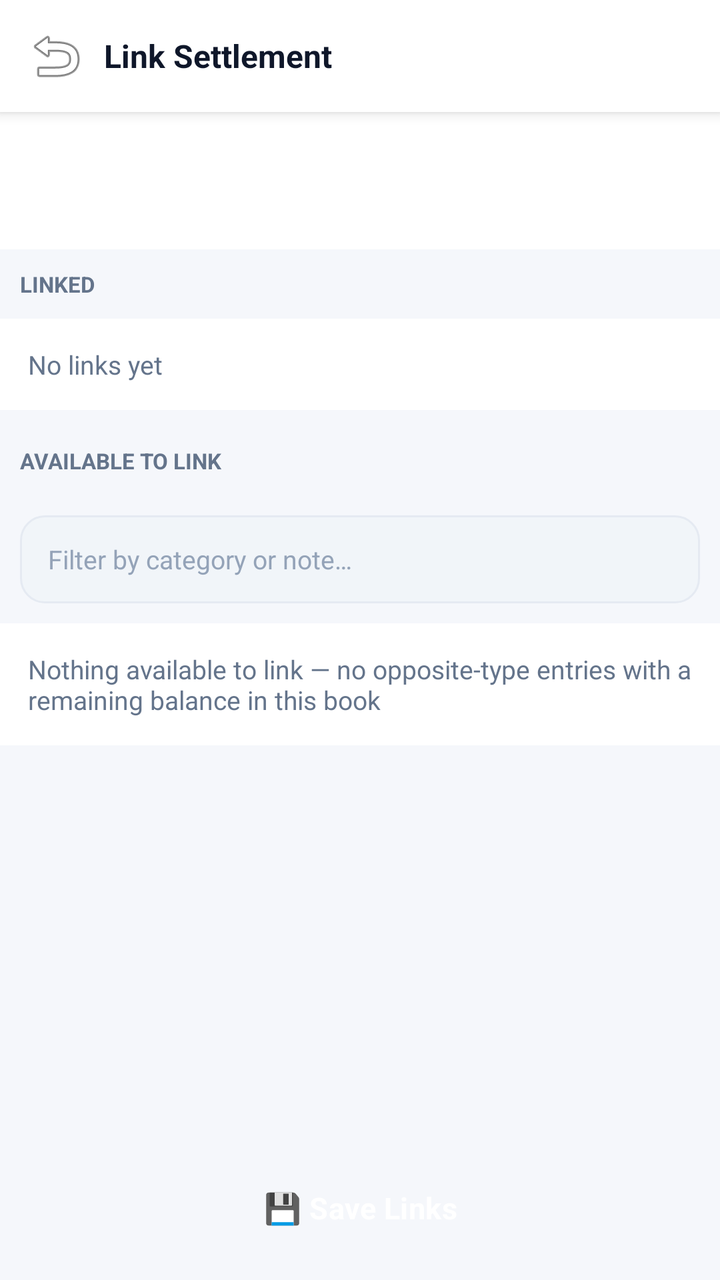
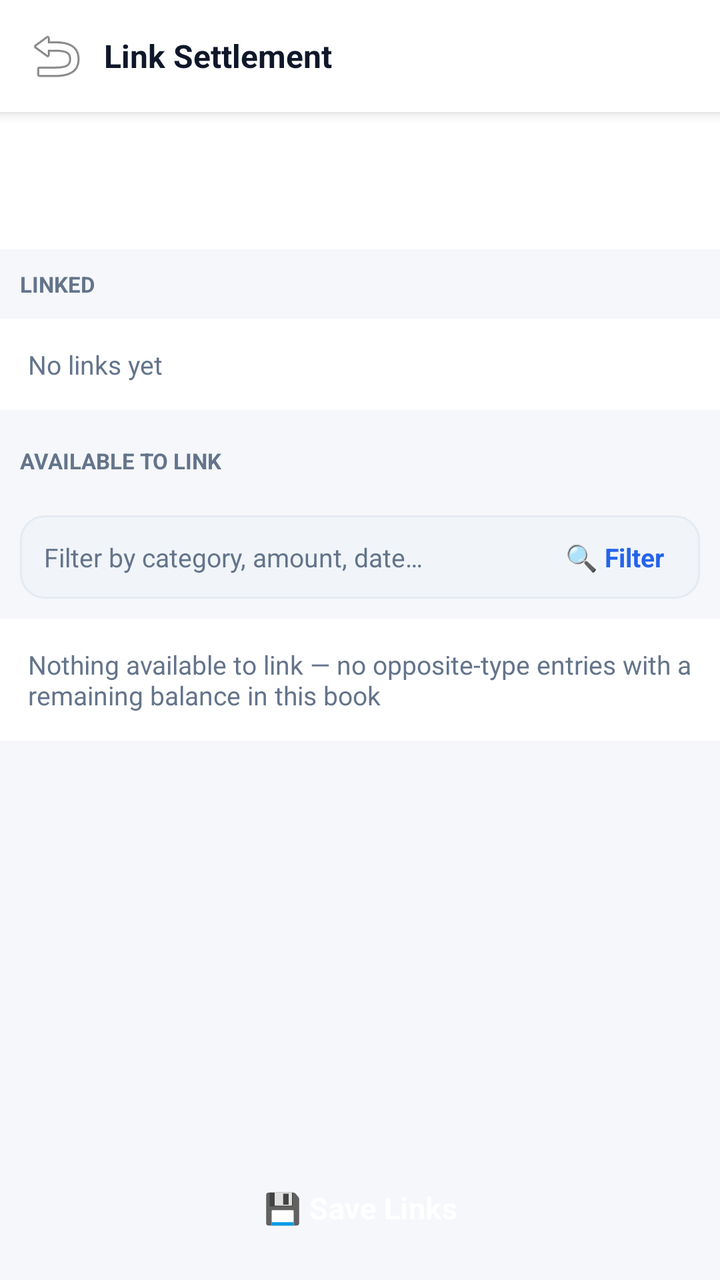

The first picture is an Android layout as it rendered before a commit; the second is the same layout after the commit. The layout source and the unified diff follow.
<!-- AndroidManifest.xml: application theme Theme.ExpenseOS -->
<!-- res/layout/activity_settlement_link.xml -->
<?xml version="1.0" encoding="utf-8"?>
<LinearLayout xmlns:android="http://schemas.android.com/apk/res/android"
    android:layout_width="match_parent"
    android:layout_height="match_parent"
    android:background="@color/bg"
    android:orientation="vertical">

    <LinearLayout
        android:layout_width="match_parent"
        android:layout_height="56dp"
        android:background="@color/nav_bg"
        android:elevation="4dp"
        android:gravity="center_vertical"
        android:orientation="horizontal"
        android:paddingHorizontal="8dp">

        <ImageButton
            android:id="@+id/btnSettleBack"
            android:layout_width="40dp"
            android:layout_height="40dp"
            android:background="?attr/selectableItemBackgroundBorderless"
            android:contentDescription="Back"
            android:src="@android:drawable/ic_menu_revert" />

        <TextView
            android:layout_width="0dp"
            android:layout_height="wrap_content"
            android:layout_weight="1"
            android:paddingStart="4dp"
            android:text="Link Settlement"
            android:textColor="@color/text"
            android:textSize="16sp"
            android:textStyle="bold" />
    </LinearLayout>

    
    <LinearLayout
        android:layout_width="match_parent"
        android:layout_height="wrap_content"
        android:background="@color/bg_card"
        android:orientation="vertical"
        android:padding="14dp">

        <TextView
            android:id="@+id/tvSettleSourceSummary"
            android:layout_width="match_parent"
            android:layout_height="wrap_content"
            android:textColor="@color/text"
            android:textSize="14sp"
            android:textStyle="bold" />

        <TextView
            android:id="@+id/tvSettleRemaining"
            android:layout_width="match_parent"
            android:layout_height="wrap_content"
            android:layout_marginTop="4dp"
            android:textColor="@color/text_muted"
            android:textSize="13sp" />
    </LinearLayout>

    <ScrollView
        android:layout_width="match_parent"
        android:layout_height="0dp"
        android:layout_weight="1">

        <LinearLayout
            android:layout_width="match_parent"
            android:layout_height="wrap_content"
            android:orientation="vertical"
            android:paddingBottom="16dp">

            <TextView
                android:layout_width="match_parent"
                android:layout_height="wrap_content"
                android:background="@color/bg"
                android:padding="10dp"
                android:text="LINKED"
                android:textColor="@color/text_muted"
                android:textSize="11sp"
                android:textStyle="bold" />

            <LinearLayout
                android:id="@+id/containerLinked"
                android:layout_width="match_parent"
                android:layout_height="wrap_content"
                android:background="@color/bg_card"
                android:orientation="vertical" />

            <TextView
                android:id="@+id/tvNoLinked"
                android:layout_width="match_parent"
                android:layout_height="wrap_content"
                android:background="@color/bg_card"
                android:padding="14dp"
                android:text="No links yet"
                android:textColor="@color/text_muted"
                android:textSize="13sp" />

            <TextView
                android:layout_width="match_parent"
                android:layout_height="wrap_content"
                android:layout_marginTop="8dp"
                android:background="@color/bg"
                android:padding="10dp"
                android:text="AVAILABLE TO LINK"
                android:textColor="@color/text_muted"
                android:textSize="11sp"
                android:textStyle="bold" />

            <EditText
                android:id="@+id/etSettleFilter"
                android:layout_width="match_parent"
                android:layout_height="44dp"
                android:layout_margin="10dp"
                android:background="@drawable/bg_input_box"
                android:hint="Filter by category or note…"
                android:paddingHorizontal="12dp"
                android:textSize="13sp" />

            <LinearLayout
                android:id="@+id/containerAvailable"
                android:layout_width="match_parent"
                android:layout_height="wrap_content"
                android:background="@color/bg_card"
                android:orientation="vertical" />

            <TextView
                android:id="@+id/tvNoAvailable"
                android:layout_width="match_parent"
                android:layout_height="wrap_content"
                android:background="@color/bg_card"
                android:padding="14dp"
                android:text="Nothing available to link — no opposite-type entries with a remaining balance in this book"
                android:textColor="@color/text_muted"
                android:textSize="13sp" />
        </LinearLayout>
    </ScrollView>

    <Button
        android:id="@+id/btnSaveLinks"
        style="@style/BtnPrimary"
        android:layout_width="match_parent"
        android:layout_height="48dp"
        android:layout_margin="12dp"
        android:enabled="false"
        android:text="💾 Save Links" />
</LinearLayout>
<!-- resources referenced by this layout -->
<resources>
  <color name="bg">#F5F7FB</color>
  <color name="bg_card">#FFFFFF</color>
  <color name="nav_bg">#FFFFFF</color>
  <color name="text">#0F172A</color>
  <color name="text_muted">#64748B</color>
  <!-- drawable bg_input_box (drawable) -->
  <?xml version="1.0" encoding="utf-8"?>
  <shape xmlns:android="http://schemas.android.com/apk/res/android" android:shape="rectangle">
      <solid android:color="@color/surface_2"/>
      <stroke android:width="1dp" android:color="@color/border"/>
      <corners android:radius="12dp"/>
  </shape>
  <style name="BtnPrimary" parent="BtnBase">
          <item name="backgroundTint">@color/primary</item>
          <item name="android:textColor">@color/on_primary</item>
      </style>
  <color name="surface_2">#F1F5F9</color>
  <color name="border">#E5EAF2</color>
  <color name="primary">#2563EB</color>
  <color name="on_primary">#FFFFFF</color>
  <color name="primary_dark">#1D4ED8</color>
  <color name="secondary">#0F766E</color>
  <color name="secondary_dark">#115E59</color>
  <color name="surface">#FFFFFF</color>
  <color name="danger">#E11D48</color>
  <color name="text_hint">#94A3B8</color>
  <style name="Widget.ExpenseOS.EditText" parent="Widget.AppCompat.EditText">
          <item name="android:textSize">@dimen/type_body</item>
          <item name="android:textColor">@color/text</item>
          <item name="android:textColorHint">@color/text_hint</item>
          <item name="android:paddingStart">14dp</item>
          <item name="android:paddingEnd">14dp</item>
          <item name="android:minHeight">@dimen/input_height</item>
      </style>
  <style name="ThemeOverlay.ExpenseOS.Dialog" parent="ThemeOverlay.MaterialComponents.MaterialAlertDialog">
          <item name="colorPrimary">@color/primary</item>
          <item name="colorSurface">@color/surface</item>
          <item name="colorOnSurface">@color/text</item>
          <item name="shapeAppearanceOverlay">@style/ShapeAppearance.ExpenseOS.Dialog</item>
          <item name="android:windowMinWidthMajor">84%</item>
          <item name="android:windowMinWidthMinor">84%</item>
      </style>
  <style name="ThemeOverlay.ExpenseOS.BottomSheet" parent="ThemeOverlay.MaterialComponents.BottomSheetDialog">
          <item name="bottomSheetStyle">@style/Widget.ExpenseOS.BottomSheet</item>
      </style>
  <style name="Animation.ExpenseOS.Window" parent="@android:style/Animation.Activity">
          <item name="android:activityOpenEnterAnimation">@anim/screen_enter</item>
          <item name="android:activityOpenExitAnimation">@anim/screen_exit</item>
          <item name="android:activityCloseEnterAnimation">@anim/screen_pop_enter</item>
          <item name="android:activityCloseExitAnimation">@anim/screen_pop_exit</item>
      </style>
  <dimen name="type_subtitle">15sp</dimen>
  <dimen name="touch_target">48dp</dimen>
  <dimen name="type_body">14sp</dimen>
  <dimen name="input_height">50dp</dimen>
  <style name="ShapeAppearance.ExpenseOS.Dialog" parent="ShapeAppearance.MaterialComponents.MediumComponent">
          <item name="cornerFamily">rounded</item>
          <item name="cornerSize">26dp</item>
      </style>
  <style name="Widget.ExpenseOS.BottomSheet" parent="Widget.MaterialComponents.BottomSheet.Modal">
          <item name="shapeAppearanceOverlay">@style/ShapeAppearance.ExpenseOS.Sheet</item>
          <item name="backgroundTint">@color/surface</item>
      </style>
  <style name="ShapeAppearance.ExpenseOS.Sheet" parent="">
          <item name="cornerFamily">rounded</item>
          <item name="cornerSizeTopLeft">26dp</item>
          <item name="cornerSizeTopRight">26dp</item>
          <item name="cornerSizeBottomLeft">0dp</item>
          <item name="cornerSizeBottomRight">0dp</item>
      </style>
  <!-- unchanged entries left out for length: 2 -->
</resources>

<!-- the commit's change to res/layout/activity_settlement_link.xml (unified diff, before → after) -->
@@ -107,15 +107,45 @@
                 android:textSize="11sp"
                 android:textStyle="bold" />
 
-            <EditText
-                android:id="@+id/etSettleFilter"
+            <LinearLayout
                 android:layout_width="match_parent"
-                android:layout_height="44dp"
+                android:layout_height="wrap_content"
                 android:layout_margin="10dp"
                 android:background="@drawable/bg_input_box"
-                android:hint="Filter by category or note…"
-                android:paddingHorizontal="12dp"
-                android:textSize="13sp" />
+                android:gravity="center_vertical"
+                android:orientation="horizontal"
+                android:paddingHorizontal="12dp">
+
+                <TextView
+                    android:id="@+id/tvSettleFilterSummary"
+                    android:layout_width="0dp"
+                    android:layout_height="wrap_content"
+                    android:layout_weight="1"
+                    android:paddingVertical="12dp"
+                    android:text="Filter by category, amount, date…"
+                    android:textColor="@color/text_muted"
+                    android:textSize="13sp" />
+
+                <TextView
+                    android:id="@+id/btnSettleFilterClear"
+                    android:layout_width="wrap_content"
+                    android:layout_height="wrap_content"
+                    android:padding="6dp"
+                    android:text="✕"
+                    android:textColor="@color/red"
+                    android:textSize="14sp"
+                    android:visibility="gone" />
+
+                <TextView
+                    android:id="@+id/btnSettleFilter"
+                    android:layout_width="wrap_content"
+                    android:layout_height="wrap_content"
+                    android:padding="6dp"
+                    android:text="🔍 Filter"
+                    android:textColor="@color/primary"
+                    android:textSize="13sp"
+                    android:textStyle="bold" />
+            </LinearLayout>
 
             <LinearLayout
                 android:id="@+id/containerAvailable"
<!-- resource entries referenced after the edit -->
@@ -19,6 +19,7 @@
   <color name="surface_2">#F1F5F9</color>
   <color name="border">#E5EAF2</color>
   <color name="primary">#2563EB</color>
+  <color name="red">#DC2626</color>
   <color name="on_primary">#FFFFFF</color>
   <color name="primary_dark">#1D4ED8</color>
   <color name="secondary">#0F766E</color>
